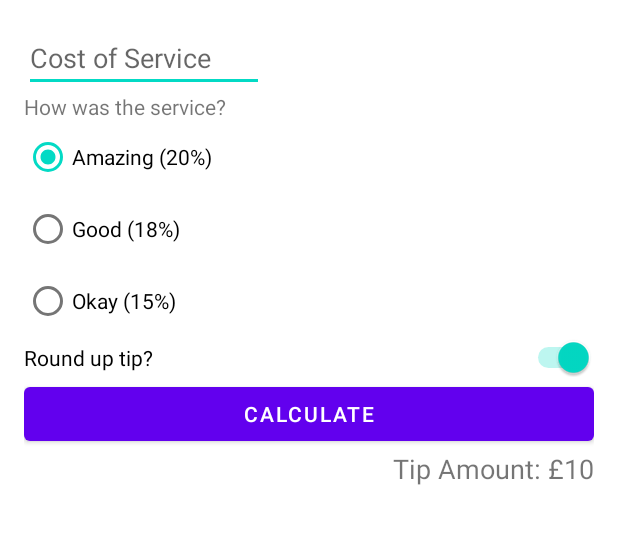
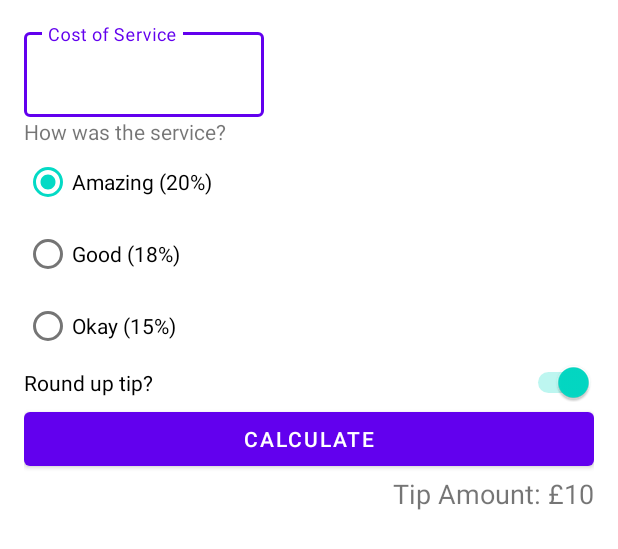
Before and after one commit to emwalks/TipCalculator, an Android app: the layout activity_main.xml on its own in the app's theme, with its tools: preview values and no code run, on a phone screen of 412 x 824 dp. Shown: the top 549 px of the screen. Run offline under Robolectric (Android 15) with nearby library versions, the phone set to English and light mode, and no system bars.

Commit message:
change editText for material design outlined textInputLayout

```diff
--- a/app/src/main/java/com/example/tipcalculator/MainActivity.kt
+++ b/app/src/main/java/com/example/tipcalculator/MainActivity.kt
@@ -20,7 +20,7 @@ class MainActivity : AppCompatActivity() {
 
     private fun calculateTip() {
 
-        val stringInTextField = binding.costOfService.text.toString()
+        val stringInTextField = binding.costOfServiceEditText.text.toString()
         val costOfService = stringInTextField.toDoubleOrNull()
 
         if (costOfService == null) {
--- a/app/src/main/res/layout/activity_main.xml
+++ b/app/src/main/res/layout/activity_main.xml
@@ -7,14 +7,24 @@
     android:padding="16dp"
     tools:context=".MainActivity">
 
-    <EditText
+    <com.google.android.material.textfield.TextInputLayout
         android:id="@+id/cost_of_service"
         android:layout_width="160dp"
         android:layout_height="wrap_content"
         android:hint="@string/cost_of_service"
-        android:inputType="numberDecimal"
         app:layout_constraintStart_toStartOf="parent"
-        app:layout_constraintTop_toTopOf="parent" />
+        app:layout_constraintTop_toTopOf="parent"
+        style="@style/Widget.MaterialComponents.TextInputLayout.OutlinedBox"
+    >
+
+        <com.google.android.material.textfield.TextInputEditText
+            android:id="@+id/cost_of_service_edit_text"
+            android:layout_width="match_parent"
+            android:layout_height="wrap_content"
+            android:inputType="numberDecimal"
+            />
+
+    </com.google.android.material.textfield.TextInputLayout>
 
     <TextView
         android:id="@+id/service_rating"
```
